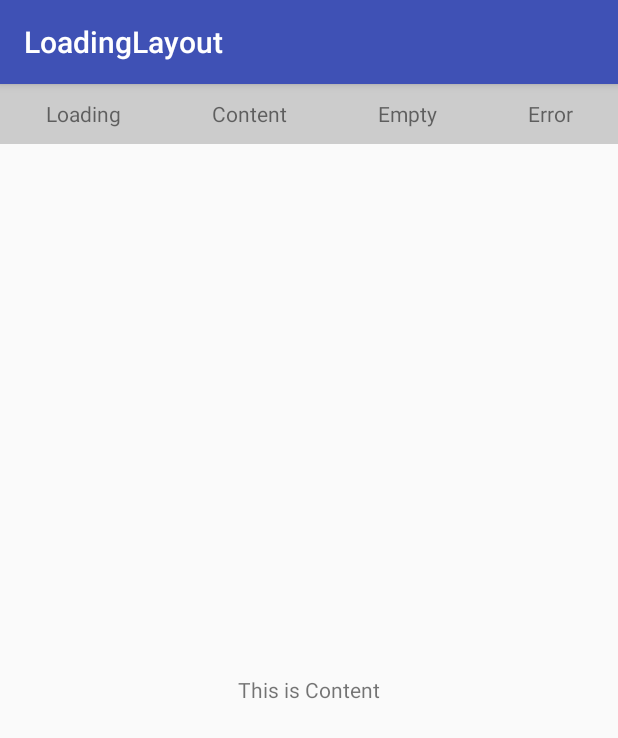
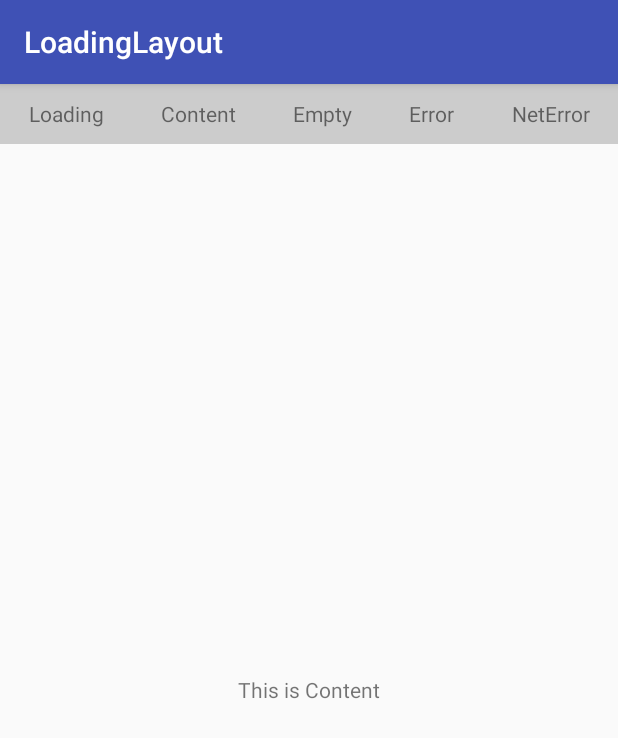
Before and after one commit to czy1121/loadinglayout, an Android app: the LoadingActivity screen opened directly, with no data from a screen before it, on a phone screen of 412 x 824 dp. Shown: the top 738 px of the screen. Run offline under Robolectric (Android 15) with nearby library versions, the phone set to English and light mode, and no system bars.

Commit message:
1.添加网络连接异常的情况 2.增加忽略文件

```diff
--- a/app/build.gradle
+++ b/app/build.gradle
@@ -1,8 +1,8 @@
 apply plugin: 'com.android.application'
 
 android {
-    compileSdkVersion 24
-    buildToolsVersion "24.0.2"
+    compileSdkVersion 29
+    buildToolsVersion "29.0.2"
 
     defaultConfig {
         applicationId "ezy.demo.loadinglayout"
@@ -10,6 +10,8 @@ android {
         targetSdkVersion 24
         versionCode 1
         versionName "1.0"
+
+        vectorDrawables.useSupportLibrary=true
 
     }
     buildTypes {
--- a/app/src/main/java/ezy/demo/loadinglayout/LoadingActivity.java
+++ b/app/src/main/java/ezy/demo/loadinglayout/LoadingActivity.java
@@ -47,7 +47,11 @@ public class LoadingActivity extends AppCompatActivity implements View.OnClickLi
         findViewById(R.id.action_empty).setOnClickListener(this);
         findViewById(R.id.action_loading).setOnClickListener(this);
         findViewById(R.id.action_error).setOnClickListener(this);
+        findViewById(R.id.action_net_error).setOnClickListener(this);
 
+
+        vLoading.setNetErrorImage(R.mipmap.error);
+        vLoading.setNetErrorText("网络连接异常");
      }
 
     @Override
@@ -65,6 +69,9 @@ public class LoadingActivity extends AppCompatActivity implements View.OnClickLi
         case R.id.action_error:
             vLoading.showError();
             break;
+        case R.id.action_net_error:
+            vLoading.showNetError();
+            break;
         }
     }
 }
--- /dev/null
+++ b/app/src/main/res/drawable/ic_baseline_network_check_24.xml
@@ -0,0 +1,5 @@
+<vector android:height="24dp" android:tint="#666666"
+    android:viewportHeight="24" android:viewportWidth="24"
+    android:width="24dp" xmlns:android="http://schemas.android.com/apk/res/android">
+    <path android:fillColor="@android:color/white" android:pathData="M15.9,5c-0.17,0 -0.32,0.09 -0.41,0.23l-0.07,0.15 -5.18,11.65c-0.16,0.29 -0.26,0.61 -0.26,0.96 0,1.11 0.9,2.01 2.01,2.01 0.96,0 1.77,-0.68 1.96,-1.59l0.01,-0.03L16.4,5.5c0,-0.28 -0.22,-0.5 -0.5,-0.5zM1,9l2,2c2.88,-2.88 6.79,-4.08 10.53,-3.62l1.19,-2.68C9.89,3.84 4.74,5.27 1,9zM21,11l2,-2c-1.64,-1.64 -3.55,-2.82 -5.59,-3.57l-0.53,2.82c1.5,0.62 2.9,1.53 4.12,2.75zM17,15l2,-2c-0.8,-0.8 -1.7,-1.42 -2.66,-1.89l-0.55,2.92c0.42,0.27 0.83,0.59 1.21,0.97zM5,13l2,2c1.13,-1.13 2.56,-1.79 4.03,-2l1.28,-2.88c-2.63,-0.08 -5.3,0.87 -7.31,2.88z"/>
+</vector>
--- a/app/src/main/res/layout/activity_loading.xml
+++ b/app/src/main/res/layout/activity_loading.xml
@@ -39,6 +39,13 @@
             android:layout_weight="1"
             android:gravity="center"
             android:text="Error"/>
+        <TextView
+            android:id="@+id/action_net_error"
+            android:layout_width="wrap_content"
+            android:layout_height="40dp"
+            android:layout_weight="1"
+            android:gravity="center"
+            android:text="NetError"/>
     </LinearLayout>
 
     <ezy.ui.layout.LoadingLayout
--- a/build.gradle
+++ b/build.gradle
@@ -3,9 +3,10 @@
 buildscript {
     repositories {
         jcenter()
+        google()
     }
     dependencies {
-        classpath 'com.android.tools.build:gradle:2.2.3'
+        classpath 'com.android.tools.build:gradle:3.6.3'
         classpath 'com.github.dcendents:android-maven-gradle-plugin:1.5'
     }
 }
@@ -15,6 +16,7 @@ allprojects {
         jcenter()
         mavenCentral()
         mavenLocal()
+        google()
     }
 }
 
--- a/library/build.gradle
+++ b/library/build.gradle
@@ -6,8 +6,8 @@ version='1.0.1'
 archivesBaseName='loadinglayout'
 
 android {
-    compileSdkVersion 24
-    buildToolsVersion "24.0.2"
+    compileSdkVersion 29
+    buildToolsVersion "29.0.2"
 
     defaultConfig {
 
--- a/library/src/main/java/ezy/ui/layout/LoadingLayout.java
+++ b/library/src/main/java/ezy/ui/layout/LoadingLayout.java
@@ -23,7 +23,9 @@ import android.content.res.TypedArray;
 import android.graphics.drawable.Drawable;
 import android.support.annotation.DrawableRes;
 import android.support.annotation.LayoutRes;
+import android.text.Spanned;
 import android.util.AttributeSet;
+import android.util.Log;
 import android.util.TypedValue;
 import android.view.LayoutInflater;
 import android.view.View;
@@ -71,8 +73,8 @@ public class LoadingLayout extends FrameLayout {
     int mEmptyImage;
     CharSequence mEmptyText;
 
-    int mErrorImage;
-    CharSequence mErrorText, mRetryText;
+    int mErrorImage,mNetErrorImage;
+    CharSequence mErrorText, mRetryText,mNetErrorText;
     View.OnClickListener mRetryButtonClickListener = new OnClickListener() {
         @Override
         public void onClick(View v) {
@@ -85,11 +87,12 @@ public class LoadingLayout extends FrameLayout {
 
     OnInflateListener mOnEmptyInflateListener;
     OnInflateListener mOnErrorInflateListener;
+    OnInflateListener mOnNetErrorInflateListener;
 
     int mTextColor, mTextSize;
     int mButtonTextColor, mButtonTextSize;
     Drawable mButtonBackground;
-    int mEmptyResId = NO_ID, mLoadingResId = NO_ID, mErrorResId = NO_ID;
+    int mEmptyResId = NO_ID, mLoadingResId = NO_ID, mErrorResId = NO_ID, mNetErrorResId = NO_ID;
     int mContentId = NO_ID;
 
     Map<Integer, View> mLayouts = new HashMap<>();
@@ -125,6 +128,8 @@ public class LoadingLayout extends FrameLayout {
         mEmptyResId = a.getResourceId(R.styleable.LoadingLayout_llEmptyResId, R.layout._loading_layout_empty);
         mLoadingResId = a.getResourceId(R.styleable.LoadingLayout_llLoadingResId, R.layout._loading_layout_loading);
         mErrorResId = a.getResourceId(R.styleable.LoadingLayout_llErrorResId, R.layout._loading_layout_error);
+        mNetErrorResId = a.getResourceId(R.styleable.LoadingLayout_llNetErrorResId, R.layout._loading_layout_net_error);
+        Log.e("","net error id is " + mNetErrorResId);
         a.recycle();
     }
 
@@ -182,6 +187,14 @@ public class LoadingLayout extends FrameLayout {
         return this;
     }
 
+    public LoadingLayout setOnNetErrorInflateListener(OnInflateListener listener) {
+        mOnNetErrorInflateListener = listener;
+        if (mOnNetErrorInflateListener != null && mLayouts.containsKey(mNetErrorResId)) {
+            listener.onInflate(mLayouts.get(mNetErrorResId));
+        }
+        return this;
+    }
+
     public LoadingLayout setEmptyImage(@DrawableRes int resId) {
         mEmptyImage = resId;
         image(mEmptyResId, R.id.empty_image, mEmptyImage);
@@ -200,6 +213,17 @@ public class LoadingLayout extends FrameLayout {
     public LoadingLayout setErrorText(String value) {
         mErrorText = value;
         text(mErrorResId, R.id.error_text, mErrorText);
+        return this;
+    }
+
+    public LoadingLayout setNetErrorImage(@DrawableRes int resId) {
+        mNetErrorImage = resId;
+        image(mNetErrorResId, R.id.net_error_image,mNetErrorImage);
+        return this;
+    }
+    public LoadingLayout setNetErrorText(CharSequence value) {
+        mNetErrorText = value;
+        text(mErrorResId, R.id.net_error_text, mNetErrorText);
         return this;
     }
 
@@ -250,6 +274,10 @@ public class LoadingLayout extends FrameLayout {
 
     public void showContent() {
         show(mContentId);
+    }
+
+    public void showNetError() {
+        show(mNetErrorResId);
     }
 
     private void show(int layoutId) {
@@ -311,6 +339,18 @@ public class LoadingLayout extends FrameLayout {
             if (mOnErrorInflateListener != null) {
                 mOnErrorInflateListener.onInflate(layout);
             }
+        } else if (layoutId == mNetErrorResId) {
+            ImageView netErrorImage = layout.findViewById(R.id.net_error_image);
+            if (netErrorImage != null) {
+                netErrorImage.setImageResource(mNetErrorImage);
+            }
+            TextView tv = layout.findViewById(R.id.net_error_text);
+            if (tv != null) {
+                tv.setText(mNetErrorText);
+            }
+            if (mOnNetErrorInflateListener != null) {
+                mOnNetErrorInflateListener.onInflate(layout);
+            }
         }
         return layout;
     }
--- a/library/src/main/res/values/values-loading-layout.xml
+++ b/library/src/main/res/values/values-loading-layout.xml
@@ -22,6 +22,9 @@
     <item name="error_image" type="id"/>
     <item name="error_text" type="id"/>
     <item name="retry_button" type="id"/>
+
+    <item name="net_error_image" type="id"/>
+    <item name="net_error_text" type="id"/>
 
     <attr name="styleLoadingLayout" format="reference"/>
 
@@ -55,6 +58,8 @@
         <attr name="llLoadingResId" format="reference"/>
         <!-- 错误布局资源id -->
         <attr name="llErrorResId" format="reference"/>
+        <!-- 网络错误布局资源id -->
+        <attr name="llNetErrorResId" format="reference"/>
 
         <!-- 空布局图片 -->
         <attr name="llEmptyImage" format="reference"/>
```
Also changed, not shown: library/src/main/res/layout/_loading_layout_net_error.xml (added, +30 -0 lines), gradle/wrapper/gradle-wrapper.properties, 3 other files.
